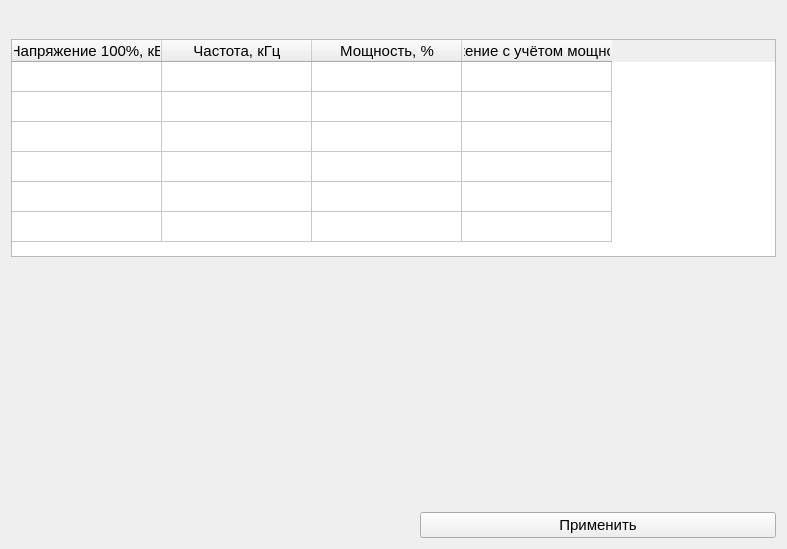
Before: the Qt Designer form voltage.ui in fdult/acceptance_generator, drawn with Qt 5.
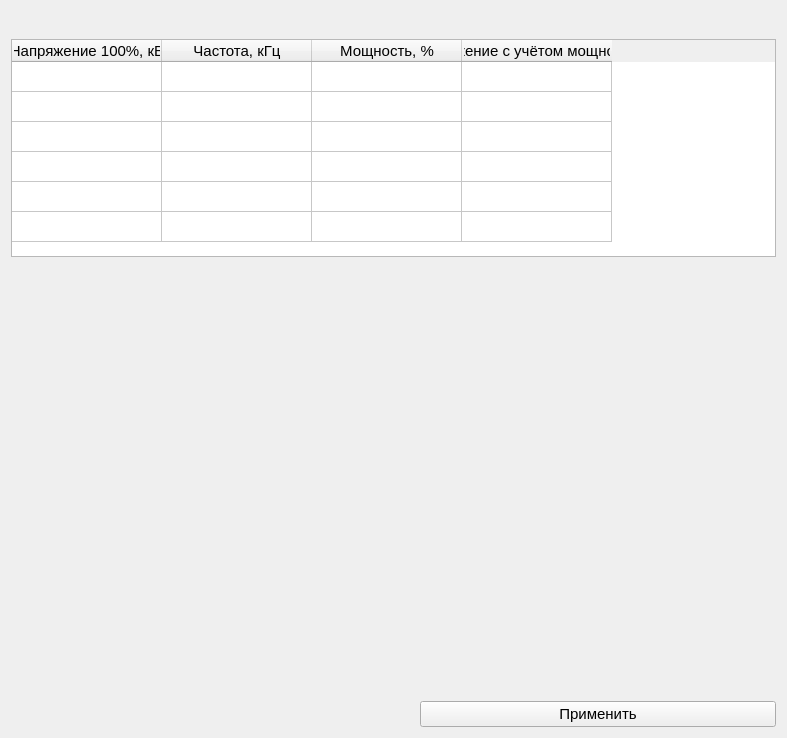
After: the same form once the commit is applied. Icons and pictures are not drawn. Custom widgets are drawn as their Qt base class.

```diff
--- a/voltage.ui
+++ b/voltage.ui
@@ -7,7 +7,7 @@
     <x>0</x>
     <y>0</y>
     <width>787</width>
-    <height>549</height>
+    <height>738</height>
    </rect>
   </property>
   <property name="windowTitle">
```
Left out of the diff: 38 changed lines with no effect on the pictures.
